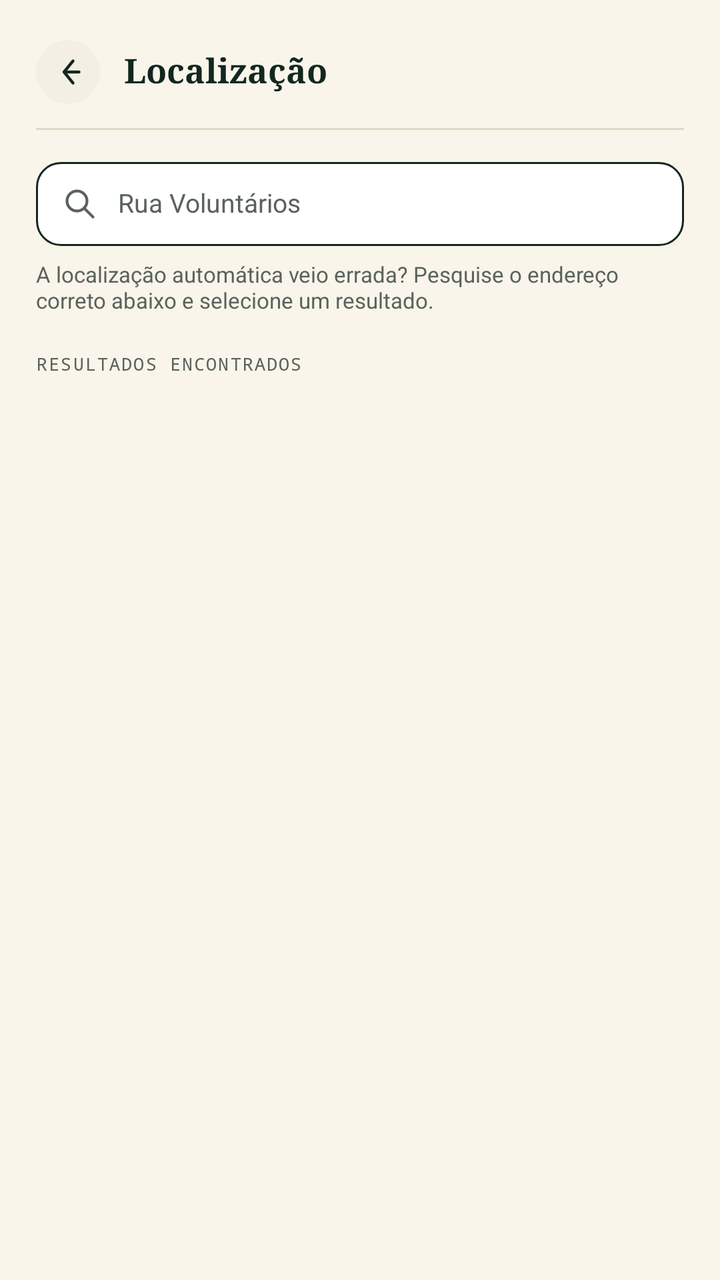
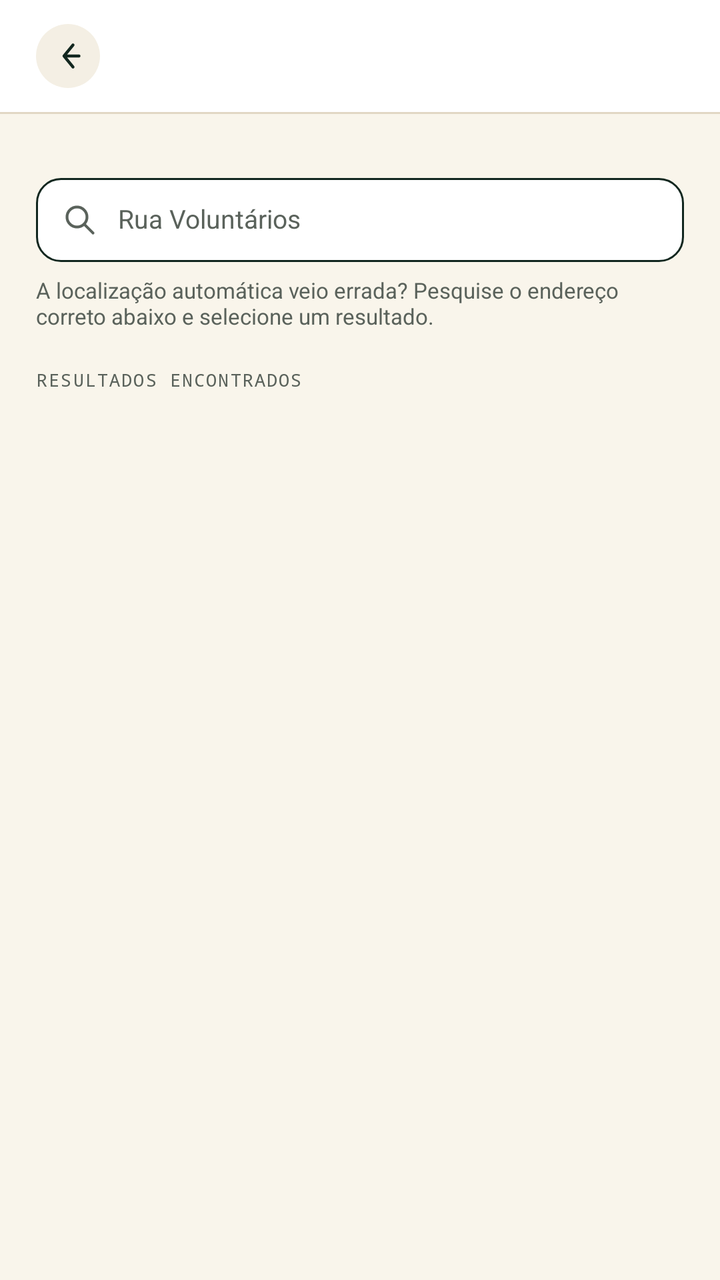

Compare the two renders of this Android layout. The source of the first and the diff that turns it into the second are given below.
<!-- AndroidManifest.xml: application theme Theme.WeAnimals -->
<!-- res/layout/activity_location_search.xml -->
<?xml version="1.0" encoding="utf-8"?>
<ScrollView xmlns:android="http://schemas.android.com/apk/res/android"
    xmlns:tools="http://schemas.android.com/tools"
    android:layout_width="match_parent"
    android:layout_height="match_parent"
    android:background="@color/background"
    android:fillViewport="true"
    android:overScrollMode="never"
    android:scrollbars="none"
    tools:context=".locationsearch.presentation.LocationSearchActivity">

    <LinearLayout
        android:layout_width="match_parent"
        android:layout_height="wrap_content"
        android:orientation="vertical"
        android:paddingStart="18dp"
        android:paddingTop="16dp"
        android:paddingEnd="18dp"
        android:paddingBottom="24dp">

        <LinearLayout
            android:layout_width="match_parent"
            android:layout_height="40dp"
            android:gravity="center_vertical"
            android:orientation="horizontal">

            <ImageButton
                android:id="@+id/back_button"
                android:layout_width="32dp"
                android:layout_height="32dp"
                android:background="@drawable/bg_back_button"
                android:contentDescription="@string/back"
                android:padding="7dp"
                android:src="@drawable/ic_arrow_back"
                android:tint="@color/ink" />

            <TextView
                android:layout_width="wrap_content"
                android:layout_height="wrap_content"
                android:layout_marginStart="12dp"
                android:fontFamily="serif"
                android:includeFontPadding="false"
                android:text="@string/location_search_title"
                android:textColor="@color/ink"
                android:textSize="@dimen/text_size_report_title"
                android:textStyle="bold" />
        </LinearLayout>

        <View
            android:layout_width="match_parent"
            android:layout_height="1dp"
            android:layout_marginTop="8dp"
            android:background="@color/border" />

        <FrameLayout
            android:id="@+id/search_field_container"
            android:layout_width="match_parent"
            android:layout_height="42dp"
            android:layout_marginTop="16dp"
            android:background="@drawable/bg_location_search_field">

            <EditText
                android:id="@+id/location_search_edit"
                android:layout_width="match_parent"
                android:layout_height="match_parent"
                android:background="@android:color/transparent"
                android:drawableStart="@drawable/ic_search"
                android:drawablePadding="9dp"
                android:fontFamily="sans-serif"
                android:hint="@string/location_search_hint"
                android:includeFontPadding="false"
                android:inputType="textCapSentences"
                android:maxLines="1"
                android:paddingStart="12dp"
                android:paddingEnd="48dp"
                android:textColor="@color/ink"
                android:textColorHint="@color/muted"
                android:textSize="@dimen/text_size_location_search_input" />

            <ImageButton
                android:id="@+id/clear_search_button"
                android:layout_width="40dp"
                android:layout_height="match_parent"
                android:layout_gravity="end|center_vertical"
                android:background="?attr/selectableItemBackgroundBorderless"
                android:contentDescription="@string/clear_search"
                android:padding="11dp"
                android:src="@drawable/ic_close"
                android:tint="@color/muted"
                android:visibility="gone" />
        </FrameLayout>

        <TextView
            android:layout_width="match_parent"
            android:layout_height="wrap_content"
            android:layout_marginTop="8dp"
            android:fontFamily="sans-serif"
            android:includeFontPadding="false"
            android:text="@string/location_search_help"
            android:textColor="@color/muted"
            android:textSize="@dimen/text_size_location_helper" />

        <TextView
            android:layout_width="wrap_content"
            android:layout_height="wrap_content"
            android:layout_marginTop="20dp"
            android:fontFamily="monospace"
            android:includeFontPadding="false"
            android:letterSpacing="0.08"
            android:text="@string/location_search_results"
            android:textColor="@color/muted"
            android:textSize="@dimen/text_size_report_label" />

        <TextView
            android:id="@+id/search_status"
            android:layout_width="match_parent"
            android:layout_height="300dp"
            android:fontFamily="sans-serif"
            android:gravity="center"
            android:includeFontPadding="false"
            android:paddingStart="24dp"
            android:paddingEnd="24dp"
            android:textAlignment="center"
            android:textColor="@color/terracotta_dark"
            android:textSize="@dimen/text_size_location_state"
            android:textStyle="bold"
            android:visibility="gone" />

        <LinearLayout
            android:id="@+id/results_container"
            android:layout_width="match_parent"
            android:layout_height="wrap_content"
            android:layout_marginTop="8dp"
            android:orientation="vertical" />
    </LinearLayout>
</ScrollView>
<!-- resources referenced by this layout -->
<resources>
  <color name="background">#FFF9F5EB</color>
  <color name="border">#FFE1D7C4</color>
  <color name="ink">#FF12271F</color>
  <color name="muted">#FF5A625B</color>
  <color name="terracotta_dark">#FF994D31</color>
  <dimen name="text_size_location_helper">11sp</dimen>
  <dimen name="text_size_location_search_input">13sp</dimen>
  <dimen name="text_size_location_state">18sp</dimen>
  <dimen name="text_size_report_label">9sp</dimen>
  <dimen name="text_size_report_title">17sp</dimen>
  <!-- drawable bg_back_button (drawable) -->
  <?xml version="1.0" encoding="utf-8"?>
  <shape xmlns:android="http://schemas.android.com/apk/res/android">
      <solid android:color="@color/soft_cream" />
      <corners android:radius="20dp" />
  </shape>
  <!-- drawable bg_location_search_field (drawable) -->
  <?xml version="1.0" encoding="utf-8"?>
  <shape xmlns:android="http://schemas.android.com/apk/res/android">
      <solid android:color="@color/surface" />
      <stroke
          android:width="1dp"
          android:color="@color/ink" />
      <corners android:radius="12dp" />
  </shape>
  <!-- drawable ic_arrow_back (drawable) -->
  <?xml version="1.0" encoding="utf-8"?>
  <vector xmlns:android="http://schemas.android.com/apk/res/android"
      android:width="20dp"
      android:height="20dp"
      android:viewportWidth="20"
      android:viewportHeight="20">
      <path
          android:fillColor="@android:color/transparent"
          android:pathData="M12.5,4.5L8,10l4.5,5.5M8.5,10h7"
          android:strokeColor="@color/ink"
          android:strokeLineCap="round"
          android:strokeLineJoin="round"
          android:strokeWidth="1.5" />
  </vector>
  <!-- drawable ic_close (drawable) -->
  <?xml version="1.0" encoding="utf-8"?>
  <vector xmlns:android="http://schemas.android.com/apk/res/android"
      android:width="18dp"
      android:height="18dp"
      android:viewportWidth="18"
      android:viewportHeight="18">
      <path
          android:fillColor="@android:color/transparent"
          android:pathData="M4.5,4.5L13.5,13.5M13.5,4.5L4.5,13.5"
          android:strokeColor="@color/muted"
          android:strokeLineCap="round"
          android:strokeWidth="1.5" />
  </vector>
  <!-- drawable ic_search (drawable) -->
  <?xml version="1.0" encoding="utf-8"?>
  <vector xmlns:android="http://schemas.android.com/apk/res/android"
      android:width="20dp"
      android:height="20dp"
      android:viewportWidth="20"
      android:viewportHeight="20">
      <path
          android:fillColor="@android:color/transparent"
          android:pathData="M8.5,3.5a5,5 0,1 0,0 10,5 5,0 0,0 0,-10M12.2,12.2L16.5,16.5"
          android:strokeColor="@color/muted"
          android:strokeLineCap="round"
          android:strokeWidth="1.4" />
  </vector>
  <string name="back">Voltar</string>
  <string name="clear_search">Limpar busca</string>
  <string name="location_search_help">A localização automática veio errada? Pesquise o endereço correto abaixo e selecione um resultado.</string>
  <string name="location_search_hint">Rua Voluntários</string>
  <string name="location_search_results">RESULTADOS ENCONTRADOS</string>
  <string name="location_search_title">Localização</string>
  <style name="Theme.WeAnimals" parent="Base.Theme.WeAnimals" />
  <color name="soft_cream">#FFF4EFE4</color>
  <color name="surface">#FFFFFFFF</color>
  <style name="Base.Theme.WeAnimals" parent="Theme.Material3.DayNight.NoActionBar">
          <item name="android:fontFamily">sans</item>
          <item name="android:windowLightStatusBar">true</item>
          <item name="android:statusBarColor">@color/background</item>
          <item name="android:navigationBarColor">@color/background</item>
          <item name="android:windowLightNavigationBar">true</item>
          <item name="android:colorAccent">@color/terracotta</item>
      </style>
  <color name="terracotta">#FFAD5E3B</color>
</resources>

<!-- the commit's change to res/layout/activity_location_search.xml (unified diff, before → after) -->
@@ -1,13 +1,25 @@
 <?xml version="1.0" encoding="utf-8"?>
-<ScrollView xmlns:android="http://schemas.android.com/apk/res/android"
+<LinearLayout xmlns:android="http://schemas.android.com/apk/res/android"
     xmlns:tools="http://schemas.android.com/tools"
     android:layout_width="match_parent"
     android:layout_height="match_parent"
     android:background="@color/background"
-    android:fillViewport="true"
-    android:overScrollMode="never"
-    android:scrollbars="none"
-    tools:context=".locationsearch.presentation.LocationSearchActivity">
+    android:orientation="vertical"
+    tools:context=".reporting.locationsearch.presentation.LocationSearchActivity">
+
+    <include
+        android:id="@+id/location_header"
+        android:layout_width="match_parent"
+        android:layout_height="wrap_content"
+        layout="@layout/view_screen_header" />
+
+    <ScrollView
+        android:layout_width="match_parent"
+        android:layout_height="0dp"
+        android:layout_weight="1"
+        android:fillViewport="true"
+        android:overScrollMode="never"
+        android:scrollbars="none">
 
     <LinearLayout
         android:layout_width="match_parent"
@@ -17,40 +29,6 @@
         android:paddingTop="16dp"
         android:paddingEnd="18dp"
         android:paddingBottom="24dp">
-
-        <LinearLayout
-            android:layout_width="match_parent"
-            android:layout_height="40dp"
-            android:gravity="center_vertical"
-            android:orientation="horizontal">
-
-            <ImageButton
-                android:id="@+id/back_button"
-                android:layout_width="32dp"
-                android:layout_height="32dp"
-                android:background="@drawable/bg_back_button"
-                android:contentDescription="@string/back"
-                android:padding="7dp"
-                android:src="@drawable/ic_arrow_back"
-                android:tint="@color/ink" />
-
-            <TextView
-                android:layout_width="wrap_content"
-                android:layout_height="wrap_content"
-                android:layout_marginStart="12dp"
-                android:fontFamily="serif"
-                android:includeFontPadding="false"
-                android:text="@string/location_search_title"
-                android:textColor="@color/ink"
-                android:textSize="@dimen/text_size_report_title"
-                android:textStyle="bold" />
-        </LinearLayout>
-
-        <View
-            android:layout_width="match_parent"
-            android:layout_height="1dp"
-            android:layout_marginTop="8dp"
-            android:background="@color/border" />
 
         <FrameLayout
             android:id="@+id/search_field_container"
@@ -133,4 +111,53 @@
             android:layout_marginTop="8dp"
             android:orientation="vertical" />
     </LinearLayout>
-</ScrollView>
+    </ScrollView>
+</LinearLayout>
+<!-- res/layout/view_screen_header.xml (included above) -->
+<?xml version="1.0" encoding="utf-8"?>
+<LinearLayout xmlns:android="http://schemas.android.com/apk/res/android"
+    android:layout_width="match_parent"
+    android:layout_height="wrap_content"
+    android:background="@color/surface"
+    android:orientation="vertical">
+
+    <LinearLayout
+        android:id="@+id/header_content"
+        android:layout_width="match_parent"
+        android:layout_height="56dp"
+        android:gravity="center_vertical"
+        android:orientation="horizontal"
+        android:paddingStart="18dp"
+        android:paddingEnd="18dp">
+
+        <ImageButton
+            android:id="@+id/back_button"
+            android:layout_width="32dp"
+            android:layout_height="32dp"
+            android:background="@drawable/bg_back_button"
+            android:contentDescription="@string/back"
+            android:gravity="center"
+            android:padding="0dp"
+            android:scaleType="center"
+            android:src="@drawable/ic_arrow_back"
+            android:tint="@color/ink" />
+
+        <TextView
+            android:id="@+id/header_title"
+            android:layout_width="0dp"
+            android:layout_height="wrap_content"
+            android:layout_marginStart="12dp"
+            android:layout_weight="1"
+            android:fontFamily="serif"
+            android:includeFontPadding="false"
+            android:textColor="@color/ink"
+            android:textSize="@dimen/text_size_report_title"
+            android:textStyle="bold" />
+    </LinearLayout>
+
+    <View
+        android:id="@+id/header_divider"
+        android:layout_width="match_parent"
+        android:layout_height="1dp"
+        android:background="@color/border" />
+</LinearLayout>
<!-- resource entries referenced after the edit -->
@@ -73,7 +73,6 @@
   <string name="location_search_help">A localização automática veio errada? Pesquise o endereço correto abaixo e selecione um resultado.</string>
   <string name="location_search_hint">Rua Voluntários</string>
   <string name="location_search_results">RESULTADOS ENCONTRADOS</string>
-  <string name="location_search_title">Localização</string>
   <style name="Theme.WeAnimals" parent="Base.Theme.WeAnimals" />
   <color name="soft_cream">#FFF4EFE4</color>
   <color name="surface">#FFFFFFFF</color>
